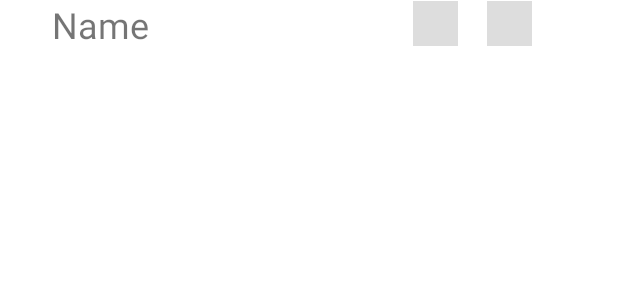
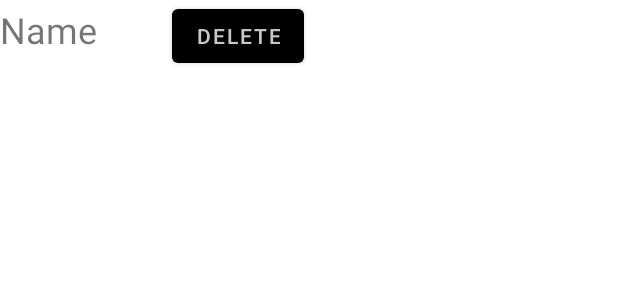
Before and after one commit to JasonChow320/501_final_project, an Android app: the layout outfit_list_view.xml on its own in the app's theme, with its tools: preview values and no code run, on a phone screen of 412 x 824 dp. Shown: the top 300 px of the screen. Run offline under Robolectric (Android 15) with nearby library versions, the light colour scheme and no system bars.

Commit message:
Added basic functionality for view outfits, can see all clothing and delete outfits

```diff
--- a/AppNameGoesHere/app/src/main/res/layout/outfit_list_view.xml
+++ b/AppNameGoesHere/app/src/main/res/layout/outfit_list_view.xml
@@ -5,43 +5,38 @@
     android:layout_width="match_parent"
     android:layout_height="wrap_content">
 
-    <TextView
-        android:id="@+id/outfit_new_text"
-        android:layout_width="wrap_content"
-        android:layout_height="wrap_content"
-        android:text="Name"
-        android:textSize="24dp"
-        app:layout_constraintBottom_toBottomOf="parent"
-        app:layout_constraintEnd_toEndOf="parent"
-        app:layout_constraintHorizontal_bias="0.1"
-        app:layout_constraintStart_toStartOf="parent"
-        app:layout_constraintTop_toTopOf="parent"
-        app:layout_constraintVertical_bias="0.177" />
+    <LinearLayout
+        android:layout_width="match_parent"
+        android:layout_height="match_parent"
+        android:orientation="vertical">
 
-    <View
-        android:id="@+id/color1"
-        android:layout_width="30dp"
-        android:layout_height="30dp"
-        android:background="#DDDDDD"
-        android:visibility="visible"
-        app:layout_constraintBottom_toBottomOf="parent"
-        app:layout_constraintEnd_toEndOf="parent"
-        app:layout_constraintHorizontal_bias="0.72"
-        app:layout_constraintStart_toStartOf="parent"
-        app:layout_constraintTop_toTopOf="parent"
-        app:layout_constraintVertical_bias="0.177" />
+        <TableRow
+            android:layout_width="match_parent"
+            android:layout_height="wrap_content">
 
-    <View
-        android:id="@+id/color2"
-        android:layout_width="30dp"
-        android:layout_height="30dp"
-        android:background="#DDDDDD"
-        android:visibility="visible"
-        app:layout_constraintBottom_toBottomOf="parent"
-        app:layout_constraintEnd_toEndOf="parent"
-        app:layout_constraintHorizontal_bias="0.85"
-        app:layout_constraintStart_toStartOf="parent"
-        app:layout_constraintTop_toTopOf="parent"
-        app:layout_constraintVertical_bias="0.177" />
+            <TextView
+                android:id="@+id/outfit_new_text"
+                android:layout_width="wrap_content"
+                android:layout_height="wrap_content"
+                android:text="Name"
+                android:textSize="24dp" />
+
+            <Button
+                android:id="@+id/button"
+                android:layout_width="wrap_content"
+                android:layout_height="wrap_content"
+                android:layout_marginLeft="50dp"
+                android:text="Delete" />
+
+        </TableRow>
+
+        <LinearLayout
+            android:id="@+id/outfitClothes"
+            android:layout_width="match_parent"
+            android:layout_height="wrap_content"
+            android:layout_gravity="left"
+            android:orientation="horizontal" />
+
+    </LinearLayout>
 
 </androidx.constraintlayout.widget.ConstraintLayout>
```
Also changed, not shown: AppNameGoesHere/app/src/main/java/com/cs501/project/Model/FireBaseManager.java (+40 -0 lines), AppNameGoesHere/app/src/main/java/com/cs501/project/Model/Wardrobe.java (+32 -0 lines), AppNameGoesHere/app/src/main/java/com/cs501/project/ViewOutfit.java (+83 -4 lines).
